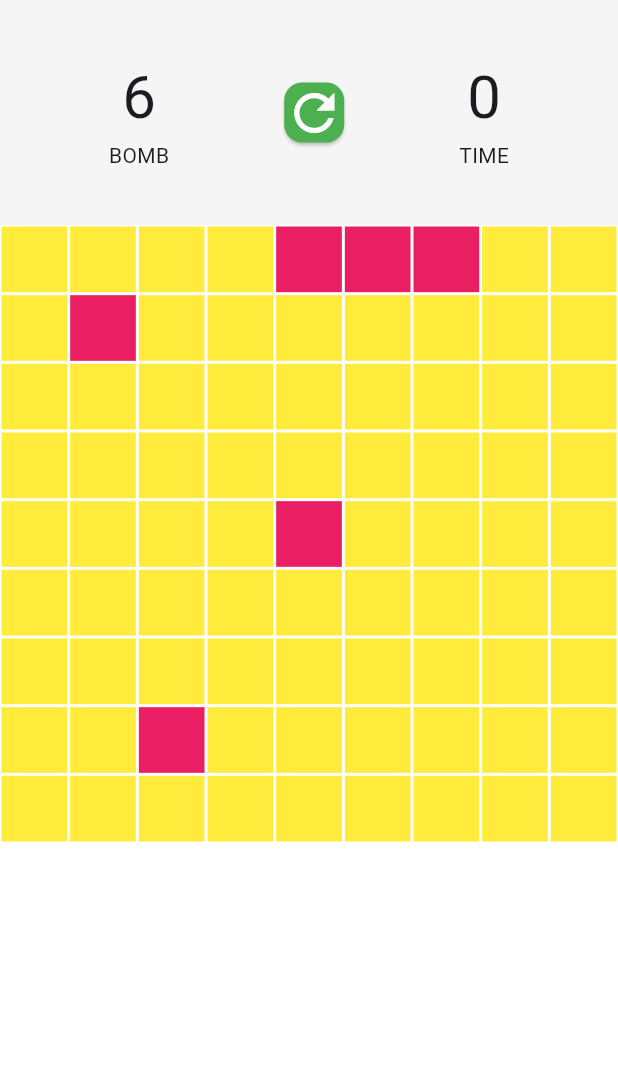
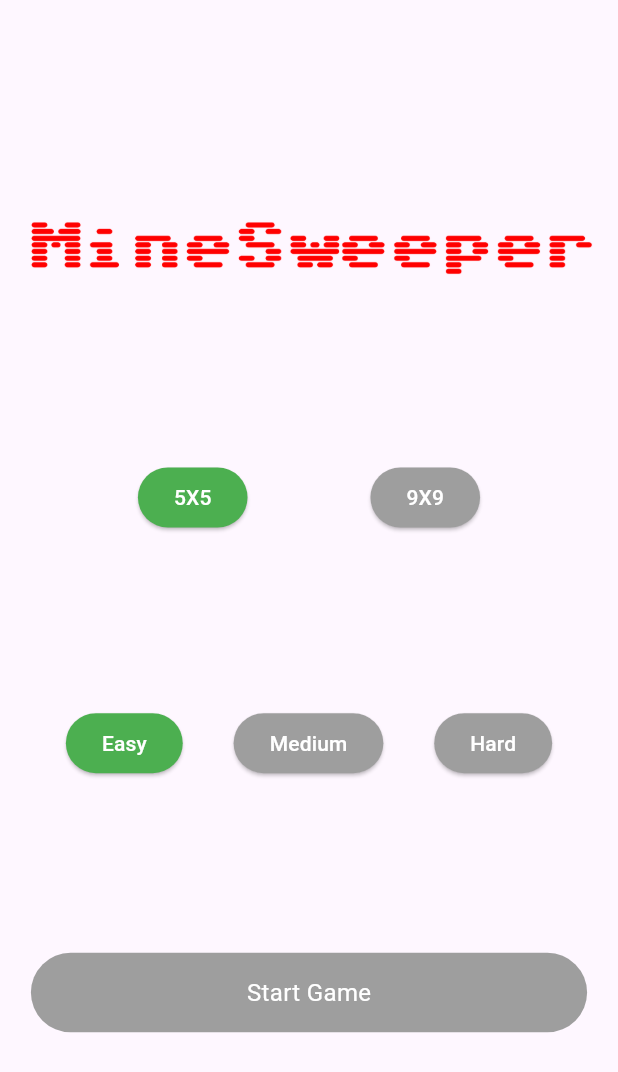
Before and after one commit to CSI-Trainee-2024/Task_3_Sparsh, a Flutter app: the screen it shows after launch, on a phone screen of 412 x 824 dp. Shown: the top 1072 px of the screen. Run offline on Flutter 3.47's test engine with Material 3 defaults, Android fonts, the phone set to English and light mode, and no system bars.

Commit message:
Menu page created

```diff
--- a/lib/main.dart
+++ b/lib/main.dart
@@ -1,4 +1,5 @@
 import 'package:flutter/material.dart';
+import 'package:minesweeper/menu.dart';
 import 'package:minesweeper/splash.dart';
 
 void main() {
@@ -12,7 +13,7 @@ class MyApp extends StatelessWidget {
   Widget build(BuildContext context) {
     return const MaterialApp(
       debugShowCheckedModeBanner: false,
-      home: SplashScreen(),
+      home: MenuPage(),
     );
   }
 }
--- /dev/null
+++ b/lib/menu.dart
@@ -0,0 +1,115 @@
+import 'package:flutter/material.dart';
+import 'package:minesweeper/homepage.dart';
+
+class MenuPage extends StatefulWidget {
+  const MenuPage({super.key});
+
+  @override
+  State<MenuPage> createState() => _MenuPageState();
+}
+
+class _MenuPageState extends State<MenuPage> {
+  int numberOfBombs = 5;
+  String level = "Easy";
+
+
+  _changeNumberOfBombs(int bombs){
+    setState(() {
+      numberOfBombs = bombs;
+    });
+  }
+
+  _changelevelofgame(String levels){
+    setState(() {
+      level=levels;
+    });
+
+  }
+
+  @override
+  Widget build(BuildContext context) {
+    return SafeArea(
+      child: Scaffold(
+        body: Padding(
+          padding:
+              const EdgeInsets.only(top: 20, bottom: 20, right: 10, left: 10),
+          child: Column(
+            mainAxisAlignment: MainAxisAlignment.spaceEvenly,
+            children: [
+              Center(
+                child: Image.asset(
+                  "images/title.png",
+                ),
+              ),
+              Row(
+                mainAxisAlignment: MainAxisAlignment.spaceEvenly,
+                children: [
+                  ElevatedButton(
+                      onPressed: () => _changeNumberOfBombs(5),
+                      style: ElevatedButton.styleFrom(
+                          backgroundColor:
+                              numberOfBombs == 5 ? Colors.green : Colors.grey),
+                      child: const Text("5X5",style: TextStyle(color:  Colors.white))),
+                  ElevatedButton(
+                      onPressed: () => _changeNumberOfBombs(9),
+                      style: ElevatedButton.styleFrom(
+                          backgroundColor:
+                              numberOfBombs == 9 ? Colors.green : Colors.grey),
+                      child: const Text("9X9",style: TextStyle(color:  Colors.white)))
+                ],
+              ),
+              Row(
+                mainAxisAlignment: MainAxisAlignment.spaceEvenly,
+                children: [
+                  ElevatedButton(onPressed: () => _changelevelofgame("Easy"),
+                  style: ElevatedButton.styleFrom(
+                    backgroundColor: level=="Easy" ? Colors.green :  Colors.grey,
+
+
+                  ),
+                   child: const Text("Easy",style: TextStyle(color:  Colors.white))),
+
+                   ElevatedButton(onPressed: () => _changelevelofgame("Medium"),
+                  style: ElevatedButton.styleFrom(
+                    backgroundColor: level=="Medium" ? Colors.green :  Colors.grey,
+
+
+                  ),
+                   child: const Text("Medium",style: TextStyle(color:  Colors.white))),
+
+                   ElevatedButton(onPressed: () => _changelevelofgame("Hard"),
+                  style: ElevatedButton.styleFrom(
+                    backgroundColor: level=="Hard" ? Colors.green :  Colors.grey,
+
+
+                  ),
+                   child: const Text("Hard",style: TextStyle(color:  Colors.white)))
+
+                ],
+              ),
+              GestureDetector(
+                onTap: () {
+                  Navigator.of(context).pushAndRemoveUntil(
+                      MaterialPageRoute(builder: (context) => Homepage()),
+                      (Route<dynamic> route) => false);
+                },
+                child: Container(
+                  width: MediaQuery.of(context).size.width * 0.90,
+                  padding: const EdgeInsets.all(15),
+                  alignment: Alignment.center,
+                  decoration: BoxDecoration(
+                      color: Colors.grey,
+                      borderRadius: BorderRadius.circular(1000)),
+                  child: const Text(
+                    "Start Game",
+                    style: TextStyle(color: Colors.white, fontSize: 16),
+                  ),
+                ),
+              )
+            ],
+          ),
+        ),
+      ),
+    );
+  }
+}
--- a/lib/splash.dart
+++ b/lib/splash.dart
@@ -1,5 +1,6 @@
 import 'package:flutter/material.dart';
 import 'package:minesweeper/homepage.dart';
+import 'package:minesweeper/menu.dart';
 
 class SplashScreen extends StatefulWidget {
   const SplashScreen({super.key});
@@ -18,9 +19,10 @@ class _SplashScreenState extends State<SplashScreen> {
   _goToMenuPage() {
     Future.delayed(Duration(seconds: 2)).then((_) {
       Navigator.push(
-          context, MaterialPageRoute(builder: (context) => Homepage()));
+          context, MaterialPageRoute(builder: (context) => MenuPage()));
     });
   }
+
 
   @override
   Widget build(BuildContext context) {
```
